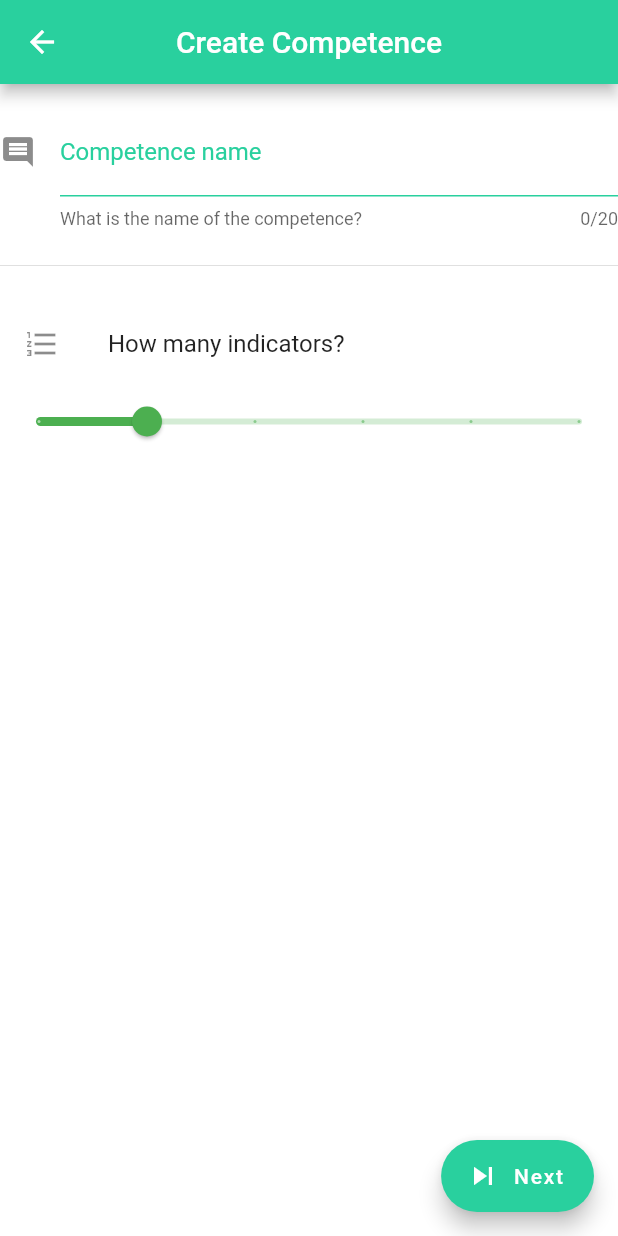
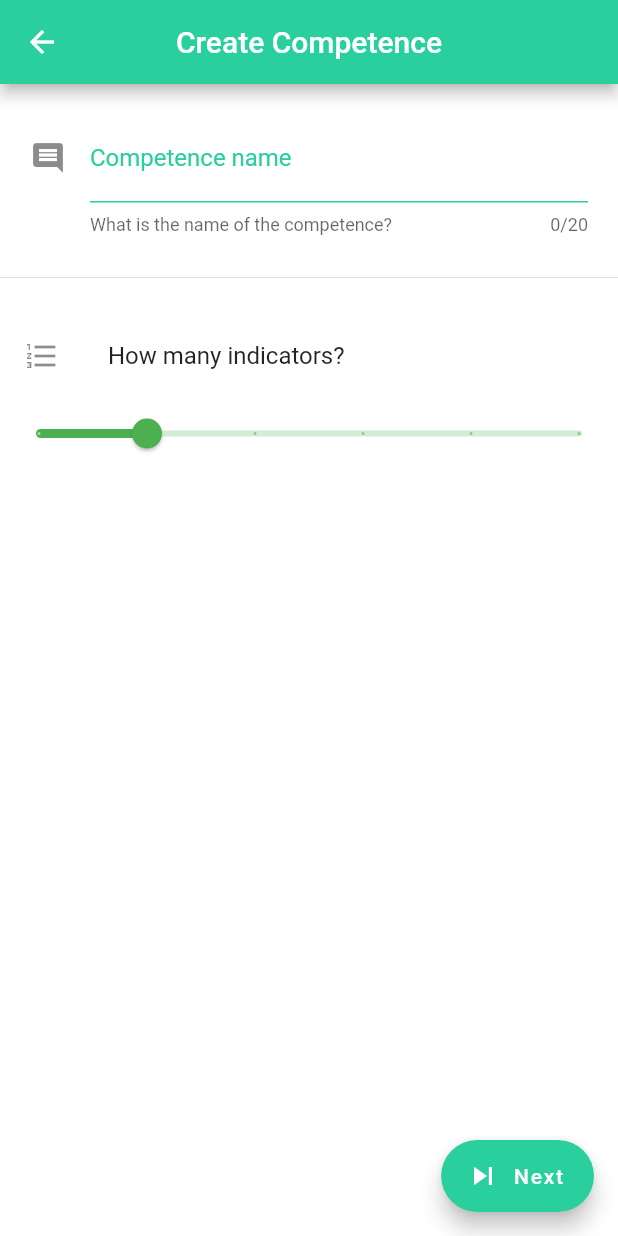
Before and after one commit to n1ghtbyte/Assessments-App, a Flutter app: the SkillsCreatePage screen opened directly, on a phone screen of 412 x 824 dp. Run offline on Flutter 3.47's test engine with Material 2 defaults, Android fonts, the phone set to English and light mode, and no system bars; our stand-ins replace cloud_firestore, firebase_auth, firebase_core, fl_chart, flutter_speed_dial, loader_overlay; accounts and stored records are empty.

Commit message:
refactor: Added padding to textformfield. Feels more comfortable to the eyesight.

```diff
--- a/lib/pages/Teacher/Skills/SkillsCreatePage.dart
+++ b/lib/pages/Teacher/Skills/SkillsCreatePage.dart
@@ -11,11 +11,6 @@ class SkillsCreatePage extends StatefulWidget {
 class _SkillsCreatePageState extends State<SkillsCreatePage> {
   double _sliderDiscreteValue = 2;
   final _competenceName = TextEditingController();
-  // @override
-  // void dispose() {
-  //   _competenceName.dispose();
-  //   super.dispose();
-  // }
 
   @override
   Widget build(BuildContext context) {
@@ -42,8 +37,9 @@ class _SkillsCreatePageState extends State<SkillsCreatePage> {
         label: Text('Next'),
       ),
       body: Column(children: [
-        const SizedBox(height: 16),
-        TextFormField(
+        Container(
+          padding: EdgeInsets.all(20),
+          child: TextFormField(
             maxLength: 20,
             controller: _competenceName,
             decoration: InputDecoration(
@@ -58,7 +54,7 @@ class _SkillsCreatePageState extends State<SkillsCreatePage> {
               ),
             ),
           ),
-        const SizedBox(height: 16),
+        ),
         Divider(),
         const SizedBox(height: 16),
         ListTile(
```
Lines whose indentation alone changed are shown as unchanged.
